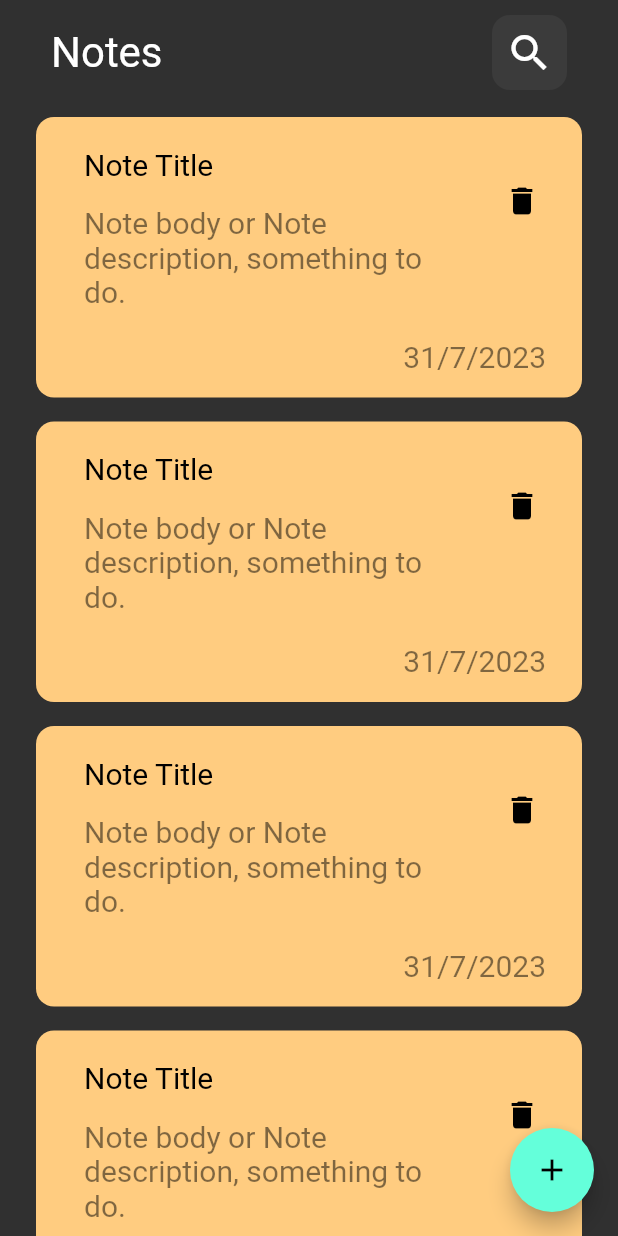
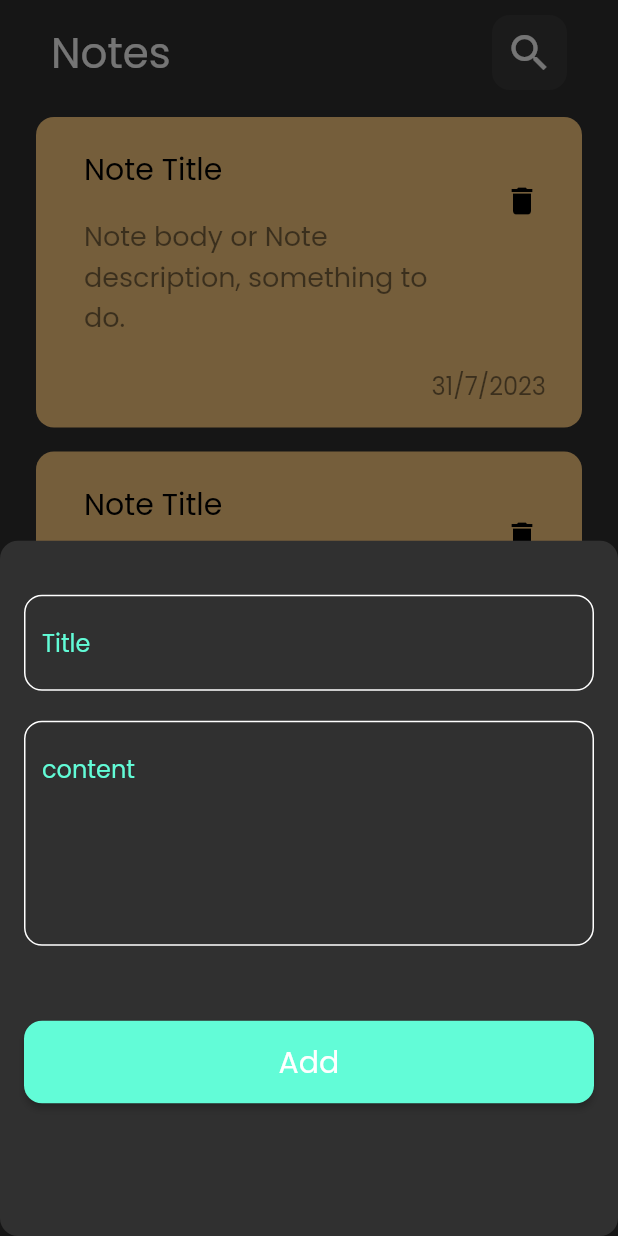
Before and after one commit to MahMoh22/to_do_App, a Flutter app: the screen it shows after launch, after a tap on the "add" icon, on a phone screen of 412 x 824 dp. Run offline on Flutter 3.47's test engine with Material 2 defaults, Android fonts, the phone set to English and light mode, and no system bars.

Commit message:
create Bottom Sheet

```diff
--- /dev/null
+++ b/lib/constants.dart
@@ -0,0 +1,3 @@
+import 'package:flutter/material.dart';
+
+const kPrimaryColor = Color(0xff62FCD7);
--- a/lib/main.dart
+++ b/lib/main.dart
@@ -11,7 +11,7 @@ class ToDo extends StatelessWidget {
   @override
   Widget build(BuildContext context) {
     return MaterialApp(
-      theme: ThemeData(brightness: Brightness.dark),
+      theme: ThemeData(brightness: Brightness.dark, fontFamily: 'Poppins'),
       home: const NotesView(),
     );
   }
--- a/lib/views/notes_view.dart
+++ b/lib/views/notes_view.dart
@@ -1,13 +1,25 @@
 import 'package:flutter/material.dart';
-import 'package:todo1/views/notes_view_body.dart';
+import 'package:todo1/widgets/add_note_bottom_sheet.dart';
+import 'package:todo1/widgets/notes_view_body.dart';
 
 class NotesView extends StatelessWidget {
   const NotesView({super.key});
 
   @override
   Widget build(BuildContext context) {
-    return  Scaffold(
-      floatingActionButton: FloatingActionButton(onPressed: (){},child: Icon(Icons.add),),
+    return Scaffold(
+      floatingActionButton: FloatingActionButton(
+        onPressed: () {
+          showModalBottomSheet(
+              shape: RoundedRectangleBorder(
+                  borderRadius: BorderRadius.circular(12)),
+              context: context,
+              builder: (context) {
+                return AddNoteBottomSheet();
+              });
+        },
+        child: Icon(Icons.add),
+      ),
       body: const NotesViewBody(),
     );
   }
--- /dev/null
+++ b/lib/widgets/add_note_bottom_sheet.dart
@@ -0,0 +1,28 @@
+import 'package:flutter/material.dart';
+import 'package:todo1/widgets/custom_button.dart';
+import 'package:todo1/widgets/cutom_text_field.dart';
+
+class AddNoteBottomSheet extends StatelessWidget {
+  const AddNoteBottomSheet({super.key});
+
+  @override
+  Widget build(BuildContext context) {
+    return Container(
+      child: Padding(
+        padding: EdgeInsets.all(16),
+        child: Column(
+          children: [
+            SizedBox(
+              height: 20,
+            ),
+            CustomTextField(hint: 'Title',),
+            SizedBox(height: 20,),
+            CustomTextField(hint: 'content', maxLines: 5,),
+            SizedBox(height: 50,),
+            CustomButton(title: 'Add')
+          ],
+        ),
+      ),
+    );
+  }
+}
--- a/lib/views/custom_appbar.dart
+++ b/lib/widgets/custom_appbar.dart
@@ -1,6 +1,5 @@
 import 'package:flutter/material.dart';
-
-import 'package:todo1/views/search_icon.dart';
+import 'package:todo1/widgets/search_icon.dart';
 
 class CustomAppBar extends StatelessWidget {
   const CustomAppBar({super.key});
@@ -9,7 +8,8 @@ class CustomAppBar extends StatelessWidget {
   Widget build(BuildContext context) {
     return Padding(
       padding: const EdgeInsets.all(10.0),
-      child: Row(mainAxisAlignment: MainAxisAlignment.spaceBetween,
+      child: Row(
+        mainAxisAlignment: MainAxisAlignment.spaceBetween,
         children: const [
           Text(
             'Notes',
--- /dev/null
+++ b/lib/widgets/custom_button.dart
@@ -0,0 +1,21 @@
+import 'package:flutter/material.dart';
+import 'package:todo1/constants.dart';
+
+class CustomButton extends StatelessWidget {
+  CustomButton({super.key, required this.title});
+  String title;
+  @override
+  Widget build(BuildContext context) {
+    return ElevatedButton(
+        style: ElevatedButton.styleFrom(
+            shape:
+                RoundedRectangleBorder(borderRadius: BorderRadius.circular(12)),
+            backgroundColor: kPrimaryColor,
+            fixedSize: Size(MediaQuery.of(context).size.width, 55)),
+        onPressed: () {},
+        child: Text(
+          title,
+          style: TextStyle(color: Colors.white, fontSize: 20),
+        ));
+  }
+}
--- /dev/null
+++ b/lib/widgets/cutom_text_field.dart
@@ -0,0 +1,26 @@
+import 'package:flutter/material.dart';
+import 'package:todo1/constants.dart';
+
+class CustomTextField extends StatelessWidget {
+  CustomTextField({super.key, required this.hint, this.maxLines = 1});
+  String hint;
+  int maxLines;
+  @override
+  Widget build(BuildContext context) {
+    return TextField(
+      maxLines: maxLines,
+      cursorColor: kPrimaryColor,
+      decoration: InputDecoration(
+          hintText: hint,
+          hintStyle: TextStyle(color: kPrimaryColor),
+          enabledBorder: customBorder(),
+          focusedBorder: customBorder()),
+    );
+  }
+
+  OutlineInputBorder customBorder() {
+    return OutlineInputBorder(
+        borderRadius: BorderRadius.circular(12),
+        borderSide: BorderSide(color: Colors.white));
+  }
+}
--- a/lib/views/note_item.dart
+++ b/lib/widgets/note_item.dart
@@ -23,7 +23,7 @@ class NoteItem extends StatelessWidget {
               padding: const EdgeInsets.symmetric(vertical: 16),
               child: Text(
                 'Note body or Note description, something to do.',
-                style: TextStyle(color: Colors.black.withOpacity(.5), fontSize: 20),
+                style: TextStyle(color: Colors.black.withOpacity(.5), fontSize: 18),
               ),
             ),
             trailing: IconButton(
@@ -36,7 +36,7 @@ class NoteItem extends StatelessWidget {
             padding: const EdgeInsets.only(right: 24),
             child: Text(
               '31/7/2023',
-              style: TextStyle(color: Colors.black.withOpacity(.5), fontSize: 20),
+              style: TextStyle(color: Colors.black.withOpacity(.5), fontSize: 16),
             ),
           ),
         ],
--- a/lib/views/notes_list_view.dart
+++ b/lib/widgets/notes_list_view.dart
@@ -1,6 +1,5 @@
 import 'package:flutter/material.dart';
-
-import 'package:todo1/views/note_item.dart';
+import 'package:todo1/widgets/note_item.dart';
 
 class NotesListView extends StatelessWidget {
   const NotesListView({super.key});
--- a/lib/views/notes_view_body.dart
+++ b/lib/widgets/notes_view_body.dart
@@ -1,8 +1,6 @@
 import 'package:flutter/material.dart';
-import 'package:todo1/views/custom_appbar.dart';
-import 'package:todo1/views/notes_list_view.dart';
-
-import 'note_item.dart';
+import 'package:todo1/widgets/custom_appbar.dart';
+import 'package:todo1/widgets/notes_list_view.dart';
 
 class NotesViewBody extends StatelessWidget {
   const NotesViewBody({super.key});
```
Also changed, not shown: pubspec.yaml (+5 -6 lines), assets/fonts/Poppins-Regular.ttf (added), lib/widgets/search_icon.dart (renamed from lib/views/search_icon.dart).
